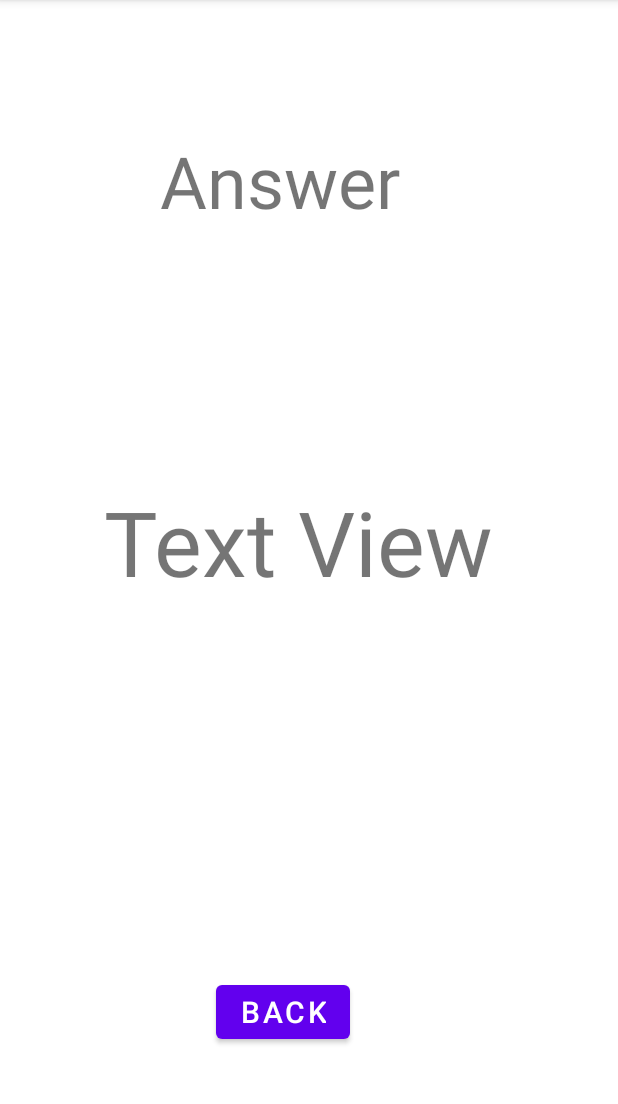
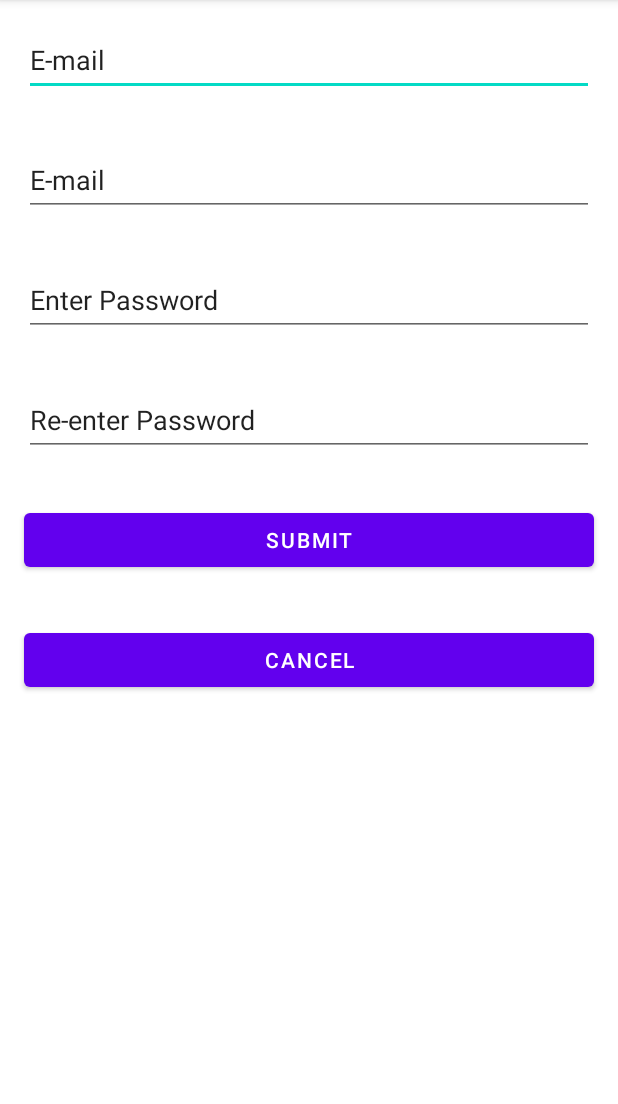
Before and after one commit to BinuriGunawardena/MADTutorial04, an Android app: the MainActivity2 screen opened directly, with no data from a screen before it, on a phone screen of 412 x 824 dp, the part 84-1188 px from its top. Run offline under Robolectric (Android 15) with nearby library versions, the phone set to English and light mode, and no system bars.

Commit message:
Login page

```diff
--- a/app/src/main/res/layout/activity_main2.xml
+++ b/app/src/main/res/layout/activity_main2.xml
@@ -1,49 +1,60 @@
 <?xml version="1.0" encoding="utf-8"?>
-<androidx.constraintlayout.widget.ConstraintLayout xmlns:android="http://schemas.android.com/apk/res/android"
+<LinearLayout xmlns:android="http://schemas.android.com/apk/res/android"
     xmlns:app="http://schemas.android.com/apk/res-auto"
     xmlns:tools="http://schemas.android.com/tools"
     android:layout_width="match_parent"
     android:layout_height="match_parent"
+    android:orientation="vertical"
     tools:context=".MainActivity2">
 
-    <TextView
-        android:id="@+id/answer"
-        android:layout_width="wrap_content"
-        android:layout_height="wrap_content"
-        android:layout_marginStart="144dp"
-        android:layout_marginTop="88dp"
-        android:layout_marginEnd="167dp"
-        android:text="@string/answer01"
-        android:textSize="48sp"
-        app:layout_constraintEnd_toEndOf="parent"
-        app:layout_constraintHorizontal_bias="0.639"
-        app:layout_constraintStart_toStartOf="parent"
-        app:layout_constraintTop_toTopOf="parent" />
+    <EditText
+        android:id="@+id/email01"
+        android:layout_width="match_parent"
+        android:layout_height="48dp"
+        android:layout_margin="16dp"
+        android:ems="10"
+        android:inputType="textEmailAddress"
+        android:text="@string/email01" />
 
-    <TextView
-        android:id="@+id/textview001"
-        android:layout_width="wrap_content"
-        android:layout_height="wrap_content"
-        android:layout_marginStart="150dp"
-        android:layout_marginTop="168dp"
-        android:layout_marginEnd="183dp"
-        android:text="@string/txt01"
-        android:textSize="60sp"
-        app:layout_constraintEnd_toEndOf="parent"
-        app:layout_constraintHorizontal_bias="0.45"
-        app:layout_constraintStart_toStartOf="parent"
-        app:layout_constraintTop_toBottomOf="@+id/answer" />
+    <EditText
+        android:id="@+id/email02"
+        android:layout_width="match_parent"
+        android:layout_height="48dp"
+        android:layout_margin="16dp"
+        android:ems="10"
+        android:inputType="textEmailAddress"
+        android:text="@string/email02" />
+
+    <EditText
+        android:id="@+id/editTextTextPersonName"
+        android:layout_width="match_parent"
+        android:layout_height="48dp"
+        android:layout_margin="16dp"
+        android:ems="10"
+        android:inputType="textPersonName"
+        android:text="@string/pw1" />
+
+    <EditText
+        android:id="@+id/pw2"
+        android:layout_width="match_parent"
+        android:layout_height="48dp"
+        android:layout_margin="16dp"
+        android:ems="10"
+        android:inputType="textPersonName"
+        android:text="@string/pw2" />
 
     <Button
-        android:id="@+id/back_button"
-        android:layout_width="wrap_content"
-        android:layout_height="wrap_content"
-        android:layout_marginStart="144dp"
-        android:layout_marginTop="249dp"
-        android:layout_marginEnd="179dp"
-        android:text="@string/button05"
-        android:textSize="20sp"
-        app:layout_constraintEnd_toEndOf="parent"
-        app:layout_constraintStart_toStartOf="parent"
-        app:layout_constraintTop_toBottomOf="@+id/textview001" />
-</androidx.constraintlayout.widget.ConstraintLayout>
+        android:id="@+id/btn1"
+        android:layout_width="match_parent"
+        android:layout_height="48dp"
+        android:layout_margin="16dp"
+        android:text="@string/btn1" />
+
+    <Button
+        android:id="@+id/btn2"
+        android:layout_width="match_parent"
+        android:layout_height="48dp"
+        android:layout_margin="16dp"
+        android:text="@string/btn2" />
+
+</LinearLayout>
--- a/app/src/main/res/values/strings.xml
+++ b/app/src/main/res/values/strings.xml
@@ -11,4 +11,10 @@
     <string name="answer01">Answer</string>
     <string name="txt01">Text View</string>
     <string name="button05">BACK</string>
+    <string name="email01">E-mail</string>
+    <string name="email02">E-mail</string>
+    <string name="pw1">Enter Password</string>
+    <string name="pw2">Re-enter Password</string>
+    <string name="btn1">SUBMIT</string>
+    <string name="btn2">CANCEL</string>
 </resources>
```
